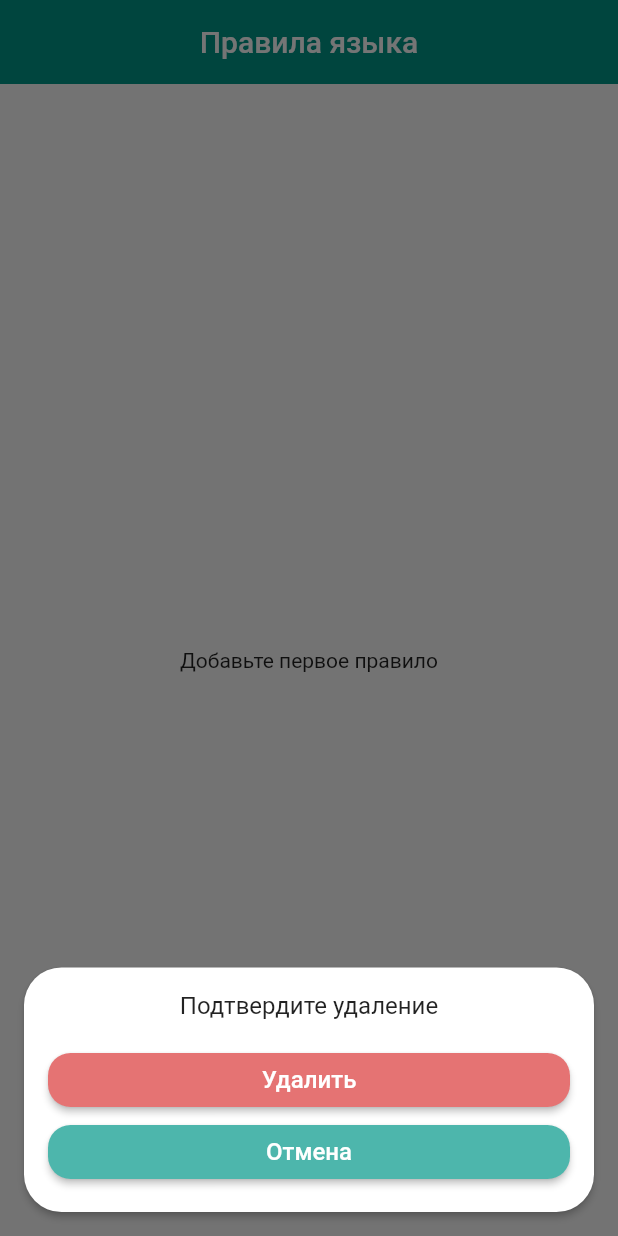
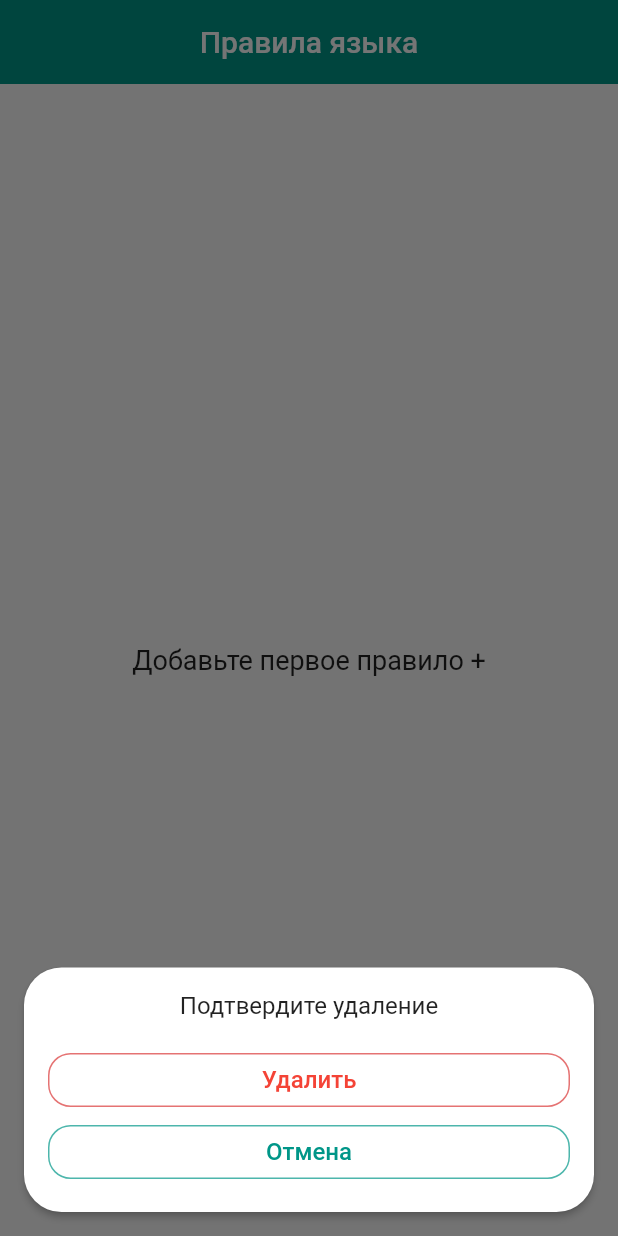
Before and after one commit to JMApps/lang_rules, a Flutter app: the ItemMenu widget shown alone on an empty page, opened directly with empty values, after a tap on "Удалить", on a phone screen of 412 x 824 dp. Run offline on Flutter 3.47's test engine with Material 2 defaults, Android fonts, the phone set to English and light mode, and no system bars; our stand-ins replace flutter_html, sqflite; accounts and stored records are empty; Roboto replaces fonts that are missing (Calibri); project files that could hold a hidden picture were left out.

Commit message:
Big fixes and changes

```diff
--- a/lib/data/database/service/database_query.dart
+++ b/lib/data/database/service/database_query.dart
@@ -8,8 +8,8 @@ class DatabaseQuery {
   Future<List<RulesModelItem>> getAllRules() async {
     var dbClient = await databaseService.db;
     var res = await dbClient.query('Table_of_rules');
-    List<RulesModelItem>? allRiles = res.isNotEmpty ? res.map((c) => RulesModelItem.fromMap(c)).toList() : [];
-    return allRiles;
+    List<RulesModelItem>? allRiles = res.isNotEmpty ? res.map((c) => RulesModelItem.fromMap(c)).toList() : null;
+    return allRiles!;
   }
 
   Future<int> createRule(String rule, String ruleTranslation, String ruleDescription, String ruleDescriptionTranslation,  String example, String additionalComment) async {
--- a/lib/presentation/lists/rules_list.dart
+++ b/lib/presentation/lists/rules_list.dart
@@ -15,14 +15,14 @@ class RulesList extends StatelessWidget {
             ? CupertinoScrollbar(
                 child: ListView.builder(
                   padding: const EdgeInsets.all(16),
-                  itemCount: snapshot.data.length!,
+                  itemCount: snapshot.data!.length,
                   itemBuilder: (BuildContext context, int index) {
-                    return RulesItem(item: snapshot.data[index]!);
+                    return RulesItem(item: snapshot.data![index]);
                   },
                 ),
               )
             : const Center(
-                child: Text('Добавьте первое правило'),
+                child: Text('Добавьте первое правило +', style: TextStyle(fontSize: 18),),
               );
       },
     );
--- a/lib/presentation/widgets/item_menu.dart
+++ b/lib/presentation/widgets/item_menu.dart
@@ -27,10 +27,12 @@ class ItemMenu extends StatelessWidget {
             child: Column(
               children: [
                 MaterialButton(
-                  color: Colors.teal.shade300,
-                  textColor: Colors.white,
+                  textColor: Colors.teal,
                   shape: RoundedRectangleBorder(
                     borderRadius: BorderRadius.circular(15),
+                    side: BorderSide(
+                      color: Colors.teal.shade300,
+                    ),
                   ),
                   child: const SizedBox(
                     width: double.infinity,
@@ -51,10 +53,12 @@ class ItemMenu extends StatelessWidget {
                   },
                 ),
                 MaterialButton(
-                  color: Colors.red.shade300,
-                  textColor: Colors.white,
+                  textColor: Colors.red,
                   shape: RoundedRectangleBorder(
                     borderRadius: BorderRadius.circular(15),
+                    side: BorderSide(
+                      color: Colors.red.shade300,
+                    ),
                   ),
                   child: const SizedBox(
                     width: double.infinity,
@@ -94,10 +98,12 @@ class ItemMenu extends StatelessWidget {
                                     ),
                                     const SizedBox(height: 16),
                                     MaterialButton(
-                                      color: Colors.red.shade300,
-                                      textColor: Colors.white,
+                                      textColor: Colors.red,
                                       shape: RoundedRectangleBorder(
                                         borderRadius: BorderRadius.circular(15),
+                                        side: BorderSide(
+                                          color: Colors.red.shade300,
+                                        ),
                                       ),
                                       child: const SizedBox(
                                         width: double.infinity,
@@ -111,14 +117,18 @@ class ItemMenu extends StatelessWidget {
                                       ),
                                       onPressed: () {
                                         Navigator.of(context).pop();
-                                        context.read<MainState>().deleteRule(item.id);
+                                        context
+                                            .read<MainState>()
+                                            .deleteRule(item.id);
                                       },
                                     ),
                                     MaterialButton(
-                                      color: Colors.teal.shade300,
-                                      textColor: Colors.white,
+                                      textColor: Colors.teal,
                                       shape: RoundedRectangleBorder(
                                         borderRadius: BorderRadius.circular(15),
+                                        side: BorderSide(
+                                          color: Colors.teal.shade300,
+                                        ),
                                       ),
                                       child: const SizedBox(
                                         width: double.infinity,
```
Also changed, not shown: lib/presentation/items/rules_item.dart (+22 -45 lines), 1 other file.
